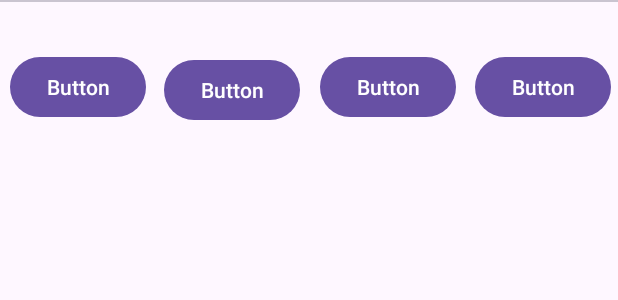
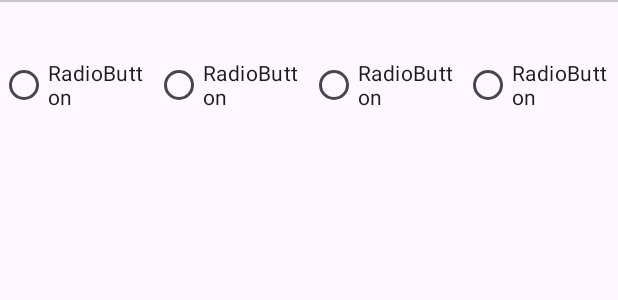
Before and after one commit to 2023-AISCHOOL-APP/BBMR, an Android app: the layout activity_take_out2.xml on its own in the app's theme, with its tools: preview values and no code run, on a phone screen of 412 x 824 dp. Shown: the top 300 px of the screen. Run offline under Robolectric (Android 15) with nearby library versions, the phone set to English and light mode, and no system bars.

Commit message:
rudeboy hi

```diff
--- a/BBMR_Project/app/build.gradle.kts
+++ b/BBMR_Project/app/build.gradle.kts
@@ -6,6 +6,11 @@ plugins {
 android {
     namespace = "com.example.bbmr_project"
     compileSdk = 34
+
+    // viewBinding -> findViewById 관리
+    viewBinding{
+        enable = true
+    }
 
     defaultConfig {
         applicationId = "com.example.bbmr_project"
--- a/BBMR_Project/app/src/main/AndroidManifest.xml
+++ b/BBMR_Project/app/src/main/AndroidManifest.xml
@@ -16,13 +16,17 @@
             android:name=".Stay2Activity"
             android:exported="false" />
         <activity
-            android:name=".TakeOut2Activity"
+            android:name=".TakeOutActivity"
             android:exported="true">
             <intent-filter>
                 <action android:name="android.intent.action.MAIN" />
 
                 <category android:name="android.intent.category.LAUNCHER" />
             </intent-filter>
+        </activity>
+        <activity
+            android:name=".TakeOut2Activity"
+            android:exported="true">
         </activity>
         <activity
             android:name=".Intro2Activity"
--- a/BBMR_Project/app/src/main/java/com/example/bbmr_project/Fragment1_1.kt
+++ b/BBMR_Project/app/src/main/java/com/example/bbmr_project/fragments1/Fragment1_1.kt
@@ -1,11 +1,11 @@
-package com.example.bbmr_project
+package com.example.bbmr_project.fragments1
 
 import android.os.Bundle
 import androidx.fragment.app.Fragment
 import android.view.LayoutInflater
 import android.view.View
 import android.view.ViewGroup
-
+import com.example.bbmr_project.R
 
 
 class Fragment1_1 : Fragment() {
--- a/BBMR_Project/app/src/main/java/com/example/bbmr_project/Fragment1_2.kt
+++ b/BBMR_Project/app/src/main/java/com/example/bbmr_project/fragments1/Fragment1_2.kt
@@ -1,10 +1,11 @@
-package com.example.bbmr_project
+package com.example.bbmr_project.fragments1
 
 import android.os.Bundle
 import androidx.fragment.app.Fragment
 import android.view.LayoutInflater
 import android.view.View
 import android.view.ViewGroup
+import com.example.bbmr_project.R
 
 
 class Fragment1_2 : Fragment() {
--- a/BBMR_Project/app/src/main/res/layout/activity_take_out2.xml
+++ b/BBMR_Project/app/src/main/res/layout/activity_take_out2.xml
@@ -62,8 +62,10 @@
         android:layout_height="0dp"
         app:layout_constraintBottom_toBottomOf="parent"
         app:layout_constraintEnd_toEndOf="parent"
+        app:layout_constraintHorizontal_bias="1.0"
         app:layout_constraintStart_toStartOf="parent"
-        app:layout_constraintTop_toTopOf="@+id/guideline11">
+        app:layout_constraintTop_toTopOf="@+id/guideline11"
+        app:layout_constraintVertical_bias="1.0">
 
     </FrameLayout>
 
@@ -88,46 +90,43 @@
         android:orientation="vertical"
         app:layout_constraintGuide_percent="0.75555557" />
 
-    <Button
-        android:id="@+id/btnCoffee"
+    <RadioGroup
+        android:layout_width="0dp"
+        android:layout_height="0dp"
+        android:orientation="horizontal"
+        app:layout_constraintBottom_toTopOf="@+id/guideline11"
+        app:layout_constraintEnd_toEndOf="parent"
+        app:layout_constraintStart_toStartOf="parent"
+        app:layout_constraintTop_toTopOf="@+id/guideline10">
+
+        <RadioButton
+            android:id="@+id/radioButton6"
             android:layout_width="wrap_content"
             android:layout_height="wrap_content"
-        android:text="Button"
-        app:layout_constraintBottom_toTopOf="@+id/guideline11"
-        app:layout_constraintEnd_toStartOf="@+id/guideline12"
-        app:layout_constraintStart_toStartOf="parent"
-        app:layout_constraintTop_toTopOf="@+id/guideline10" />
+            android:layout_weight="1"
+            android:text="RadioButton" />
 
-    <Button
-        android:id="@+id/btnBev"
+        <RadioButton
+            android:id="@+id/radioButton7"
             android:layout_width="wrap_content"
             android:layout_height="wrap_content"
-        android:layout_marginTop="4dp"
-        android:text="Button"
-        app:layout_constraintBottom_toTopOf="@+id/guideline11"
-        app:layout_constraintEnd_toStartOf="@+id/guideline13"
-        app:layout_constraintStart_toStartOf="@+id/guideline12"
-        app:layout_constraintTop_toTopOf="@+id/guideline10" />
+            android:layout_weight="1"
+            android:text="RadioButton" />
 
-    <Button
-        android:id="@+id/btnFlat"
+        <RadioButton
+            android:id="@+id/radioButton8"
             android:layout_width="wrap_content"
             android:layout_height="wrap_content"
-        android:text="Button"
-        app:layout_constraintBottom_toTopOf="@+id/guideline11"
-        app:layout_constraintEnd_toStartOf="@+id/guideline14"
-        app:layout_constraintStart_toStartOf="@+id/guideline13"
-        app:layout_constraintTop_toTopOf="@+id/guideline10" />
+            android:layout_weight="1"
+            android:text="RadioButton" />
 
-    <Button
-        android:id="@+id/btnShake"
+        <RadioButton
+            android:id="@+id/radioButton9"
             android:layout_width="wrap_content"
             android:layout_height="wrap_content"
-        android:text="Button"
-        app:layout_constraintBottom_toTopOf="@+id/guideline11"
-        app:layout_constraintEnd_toEndOf="parent"
-        app:layout_constraintStart_toStartOf="@+id/guideline14"
-        app:layout_constraintTop_toTopOf="@+id/guideline10" />
+            android:layout_weight="1"
+            android:text="RadioButton" />
+    </RadioGroup>
 
 
 </androidx.constraintlayout.widget.ConstraintLayout>
--- a/BBMR_Project/app/src/main/res/layout/fragment_fragment1_1.xml
+++ b/BBMR_Project/app/src/main/res/layout/fragment_fragment1_1.xml
@@ -3,7 +3,7 @@
     xmlns:tools="http://schemas.android.com/tools"
     android:layout_width="match_parent"
     android:layout_height="match_parent"
-    tools:context=".Fragment1_1">
+    tools:context=".fragments1.Fragment1_1">
 
     <!-- TODO: Update blank fragment layout -->
     <TextView
--- a/BBMR_Project/app/src/main/res/layout/fragment_fragment1_2.xml
+++ b/BBMR_Project/app/src/main/res/layout/fragment_fragment1_2.xml
@@ -3,7 +3,7 @@
     xmlns:tools="http://schemas.android.com/tools"
     android:layout_width="match_parent"
     android:layout_height="match_parent"
-    tools:context=".Fragment1_2">
+    tools:context=".fragments1.Fragment1_2">
 
     <!-- TODO: Update blank fragment layout -->
     <TextView
--- a/BBMR_Project/app/src/main/res/layout/fragment_fragment1_3.xml
+++ b/BBMR_Project/app/src/main/res/layout/fragment_fragment1_3.xml
@@ -3,7 +3,7 @@
     xmlns:tools="http://schemas.android.com/tools"
     android:layout_width="match_parent"
     android:layout_height="match_parent"
-    tools:context=".Fragment1_3">
+    tools:context=".fragments1.Fragment1_3">
 
     <!-- TODO: Update blank fragment layout -->
     <TextView
--- a/BBMR_Project/app/src/main/res/layout/fragment_fragment1_4.xml
+++ b/BBMR_Project/app/src/main/res/layout/fragment_fragment1_4.xml
@@ -3,7 +3,7 @@
     xmlns:tools="http://schemas.android.com/tools"
     android:layout_width="match_parent"
     android:layout_height="match_parent"
-    tools:context=".Fragment1_4">
+    tools:context=".fragments1.Fragment1_4">
 
     <!-- TODO: Update blank fragment layout -->
     <TextView
```
Also changed, not shown: BBMR_Project/app/src/main/java/com/example/bbmr_project/TakeOutActivity.kt (+28 -37 lines), BBMR_Project/app/src/main/java/com/example/bbmr_project/fragments1/Fragment1_3.kt (renamed from BBMR_Project/app/src/main/java/com/example/bbmr_project/Fragment1_4.kt, +4 -4 lines), BBMR_Project/app/src/main/java/com/example/bbmr_project/fragments1/Fragment1_4.kt (renamed from BBMR_Project/app/src/main/java/com/example/bbmr_project/Fragment1_3.kt, +5 -3 lines). Lines whose indentation alone changed are shown as unchanged.
